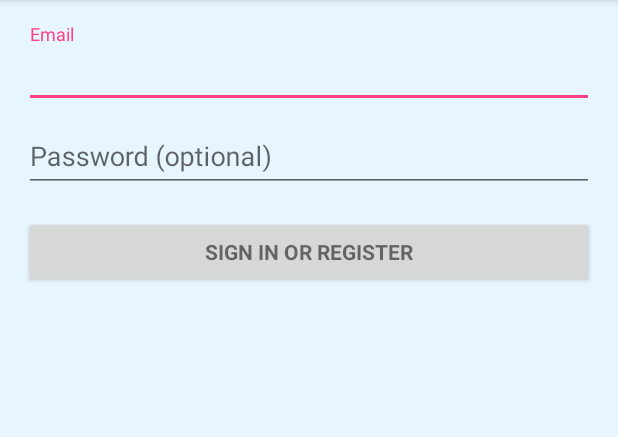
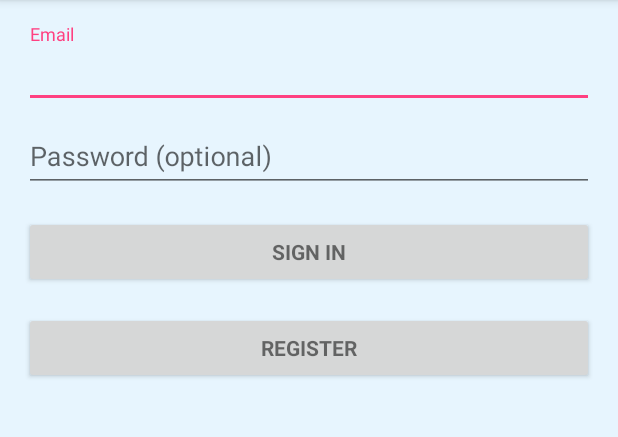
Before and after one commit to harsmeet/SQLite_Login, an Android app: the screen it shows after launch (LoginActivity), on a phone screen of 412 x 824 dp, the part 84-521 px from its top. Run offline under Robolectric (Android 15) with nearby library versions, the phone set to English and light mode, and no system bars; 2 statements that could not run were skipped.

```diff
--- a/app/src/main/java/com/example/harsmeet/login_using_sqlite/LoginActivity.java
+++ b/app/src/main/java/com/example/harsmeet/login_using_sqlite/LoginActivity.java
@@ -3,21 +3,19 @@ package com.example.harsmeet.login_using_sqlite;
 import android.animation.Animator;
 import android.animation.AnimatorListenerAdapter;
 import android.annotation.TargetApi;
+import android.app.LoaderManager.LoaderCallbacks;
+import android.content.CursorLoader;
+import android.content.Loader;
 import android.content.pm.PackageManager;
+import android.database.Cursor;
+import android.net.Uri;
+import android.os.AsyncTask;
+import android.os.Build;
+import android.os.Bundle;
+import android.provider.ContactsContract;
 import android.support.annotation.NonNull;
 import android.support.design.widget.Snackbar;
 import android.support.v7.app.AppCompatActivity;
-import android.app.LoaderManager.LoaderCallbacks;
-
-import android.content.CursorLoader;
-import android.content.Loader;
-import android.database.Cursor;
-import android.net.Uri;
-import android.os.AsyncTask;
-
-import android.os.Build;
-import android.os.Bundle;
-import android.provider.ContactsContract;
 import android.text.TextUtils;
 import android.view.KeyEvent;
 import android.view.View;
@@ -28,6 +26,7 @@ import android.widget.AutoCompleteTextView;
 import android.widget.Button;
 import android.widget.EditText;
 import android.widget.TextView;
+import android.widget.Toast;
 
 import java.util.ArrayList;
 import java.util.List;
@@ -83,6 +82,8 @@ public class LoginActivity extends AppCompatActivity implements LoaderCallbacks<
         });
 
         Button mEmailSignInButton = (Button) findViewById(R.id.email_sign_in_button);
+        Button mEmailSignup = (Button) findViewById(R.id.email_sign_up_button);
+
 
         mEmailSignInButton.setOnClickListener(new OnClickListener() {
             @Override
@@ -90,6 +91,17 @@ public class LoginActivity extends AppCompatActivity implements LoaderCallbacks<
                 attemptLogin();
             }
         });
+
+
+        mEmailSignInButton.setOnClickListener(new OnClickListener() {
+            @Override
+            public void onClick(View view) {
+
+                Toast.makeText(LoginActivity.this, "Register Here !!", Toast.LENGTH_SHORT).show();
+
+            }
+        });
+
 
         mLoginFormView = findViewById(R.id.login_form);
         mProgressView = findViewById(R.id.login_progress);
--- a/app/src/main/res/layout/activity_login.xml
+++ b/app/src/main/res/layout/activity_login.xml
@@ -2,8 +2,8 @@
     xmlns:tools="http://schemas.android.com/tools"
     android:layout_width="match_parent"
     android:layout_height="match_parent"
+    android:background="@color/light_blue2"
     android:gravity="center_horizontal"
-    android:background="@color/light_blue2"
     android:orientation="vertical"
     android:paddingBottom="@dimen/activity_vertical_margin"
     android:paddingLeft="@dimen/activity_horizontal_margin"
@@ -73,6 +73,15 @@
                 android:text="@string/action_sign_in"
                 android:textStyle="bold" />
 
+            <Button
+                android:id="@+id/email_sign_up_button"
+                style="?android:textAppearanceSmall"
+                android:layout_width="match_parent"
+                android:layout_height="wrap_content"
+                android:layout_marginTop="16dp"
+                android:text="@string/action_sign_up"
+                android:textStyle="bold" />
+
         </LinearLayout>
     </ScrollView>
 </LinearLayout>
--- a/app/src/main/res/values/strings.xml
+++ b/app/src/main/res/values/strings.xml
@@ -4,7 +4,8 @@
     <!-- Strings related to login -->
     <string name="prompt_email">Email</string>
     <string name="prompt_password">Password (optional)</string>
-    <string name="action_sign_in">Sign in or register</string>
+    <string name="action_sign_in">Sign in </string>
+    <string name="action_sign_up">register</string>
     <string name="action_sign_in_short">Sign in</string>
     <string name="error_invalid_email">This email address is invalid</string>
     <string name="error_invalid_password">This password is too short</string>
```
